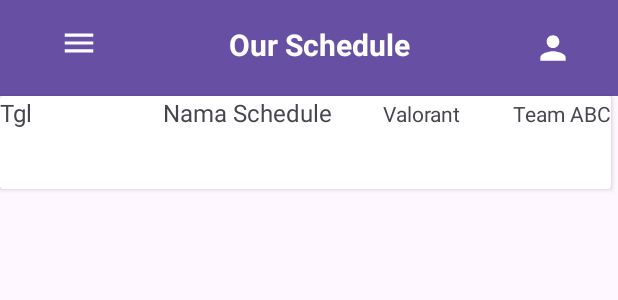
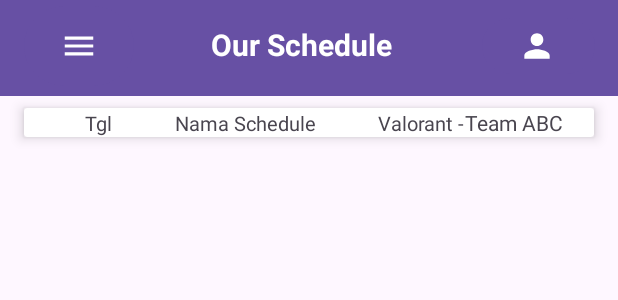
Before and after one commit to sarahlauras/nmp, an Android app: the layout schedule_card.xml on its own in the app's theme, with its tools: preview values and no code run, on a phone screen of 412 x 824 dp. Shown: the top 300 px of the screen. Run offline under Robolectric (Android 15) with nearby library versions, the phone set to English and light mode, and no system bars.

Commit message:
blm sempurna

```diff
--- a/app/src/main/java/com/mlbdev/mantapluarbiasa/MainActivity.kt
+++ b/app/src/main/java/com/mlbdev/mantapluarbiasa/MainActivity.kt
@@ -16,8 +16,9 @@ class MainActivity : AppCompatActivity() {
         binding = ActivityMainBinding.inflate(layoutInflater)
         setContentView(binding.root)
 
+
         binding.btnOurSchedule.setOnClickListener{
-            val intent = Intent(this, SchedulePageDetail::class.java)
+            val intent = Intent(this, OurSchedule::class.java)
             startActivity(intent)
         }
         binding.btnWhoWeAre.setOnClickListener{
--- a/app/src/main/java/com/mlbdev/mantapluarbiasa/OurSchedule.kt
+++ b/app/src/main/java/com/mlbdev/mantapluarbiasa/OurSchedule.kt
@@ -18,6 +18,7 @@ class OurSchedule : AppCompatActivity() {
 
         binding = ActivityOurScheduleBinding.inflate(layoutInflater)
         setContentView(binding.root)
+
     }
 
     override fun onResume() {
--- a/app/src/main/res/layout/schedule_card.xml
+++ b/app/src/main/res/layout/schedule_card.xml
@@ -3,11 +3,11 @@
     xmlns:app="http://schemas.android.com/apk/res-auto"
     xmlns:tools="http://schemas.android.com/tools"
     android:layout_width="match_parent"
-    android:layout_height="match_parent">
+    android:layout_height="wrap_content">
 
     <androidx.appcompat.widget.Toolbar
         android:id="@+id/toolbar"
-        android:layout_width="match_parent"
+        android:layout_width="413dp"
         android:layout_height="wrap_content"
         android:background="?attr/colorPrimary"
         android:minHeight="?attr/actionBarSize"
@@ -18,8 +18,8 @@
 
     <Button
         android:id="@+id/btnMenu"
-        android:layout_width="64dp"
-        android:layout_height="57dp"
+        android:layout_width="73dp"
+        android:layout_height="61dp"
         android:layout_marginStart="16dp"
         app:icon="@drawable/baseline_menu_24"
         app:iconSize="25dp"
@@ -36,14 +36,14 @@
         android:textSize="20sp"
         android:textStyle="bold"
         app:layout_constraintEnd_toStartOf="@+id/btnProfile"
-        app:layout_constraintHorizontal_bias="0.555"
+        app:layout_constraintHorizontal_bias="0.462"
         app:layout_constraintStart_toEndOf="@+id/btnMenu"
         app:layout_constraintTop_toTopOf="parent" />
 
     <Button
         android:id="@+id/btnProfile"
-        android:layout_width="64dp"
-        android:layout_height="48dp"
+        android:layout_width="75dp"
+        android:layout_height="45dp"
         android:layout_marginTop="8dp"
         android:layout_marginEnd="16dp"
         app:icon="@drawable/baseline_person_24"
@@ -52,8 +52,17 @@
         app:layout_constraintTop_toTopOf="parent" />
 
     <androidx.cardview.widget.CardView
-        android:layout_width="407dp"
-        android:layout_height="62dp"
+        android:layout_width="0dp"
+        android:layout_height="wrap_content"
+        android:layout_marginStart="16dp"
+        android:layout_marginTop="8dp"
+        android:layout_marginEnd="16dp"
+        android:layout_marginBottom="8dp"
+        app:cardCornerRadius="2dp"
+        app:cardElevation="5dp"
+        app:layout_constraintBottom_toBottomOf="parent"
+        app:layout_constraintEnd_toEndOf="parent"
+        app:layout_constraintStart_toStartOf="parent"
         app:layout_constraintTop_toBottomOf="@+id/toolbar">
 
         <LinearLayout
@@ -66,24 +75,29 @@
                 android:layout_height="match_parent"
                 android:orientation="horizontal">
 
+                <Space
+                    android:layout_width="wrap_content"
+                    android:layout_height="wrap_content"
+                    android:layout_weight="1" />
+
                 <TextView
                     android:id="@+id/txtTgl"
-                    android:layout_width="40dp"
+                    android:layout_width="wrap_content"
                     android:layout_height="wrap_content"
                     android:text="Tgl"
-                    android:textSize="16sp" />
+                    android:textSize="13sp" />
 
                 <Space
                     android:layout_width="wrap_content"
                     android:layout_height="wrap_content"
-                    android:layout_weight="2" />
+                    android:layout_weight="1" />
 
                 <TextView
                     android:id="@+id/txtNamaSchedule"
                     android:layout_width="wrap_content"
                     android:layout_height="wrap_content"
                     android:text="Nama Schedule"
-                    android:textSize="16sp" />
+                    android:textSize="13sp" />
 
                 <Space
                     android:layout_width="wrap_content"
@@ -94,18 +108,20 @@
                     android:id="@+id/txtGame"
                     android:layout_width="wrap_content"
                     android:layout_height="wrap_content"
-                    android:text="Valorant" />
-
-                <Space
-                    android:layout_width="wrap_content"
-                    android:layout_height="wrap_content"
-                    android:layout_weight="1" />
+                    android:text="Valorant -"
+                    android:textSize="13sp" />
 
                 <TextView
                     android:id="@+id/txtTeam"
                     android:layout_width="wrap_content"
                     android:layout_height="wrap_content"
-                    android:text="Team ABC" />
+                    android:text="Team ABC"
+                    android:textSize="14sp" />
+
+                <Space
+                    android:layout_width="wrap_content"
+                    android:layout_height="wrap_content"
+                    android:layout_weight="0.5" />
             </LinearLayout>
 
         </LinearLayout>
```
Also changed, not shown: app/src/main/AndroidManifest.xml (+5 -7 lines), app/src/main/java/com/mlbdev/mantapluarbiasa/ourScheduleData.kt (+5 -5 lines), app/src/main/res/layout/activity_our_schedule.xml (+4 -3 lines).
